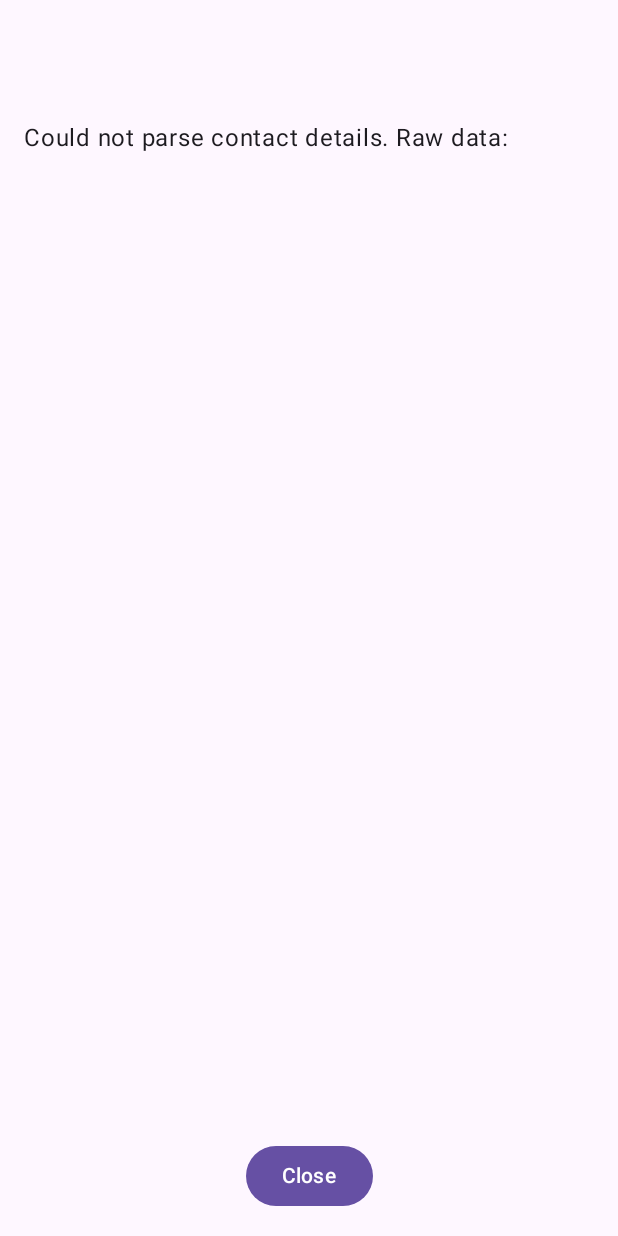
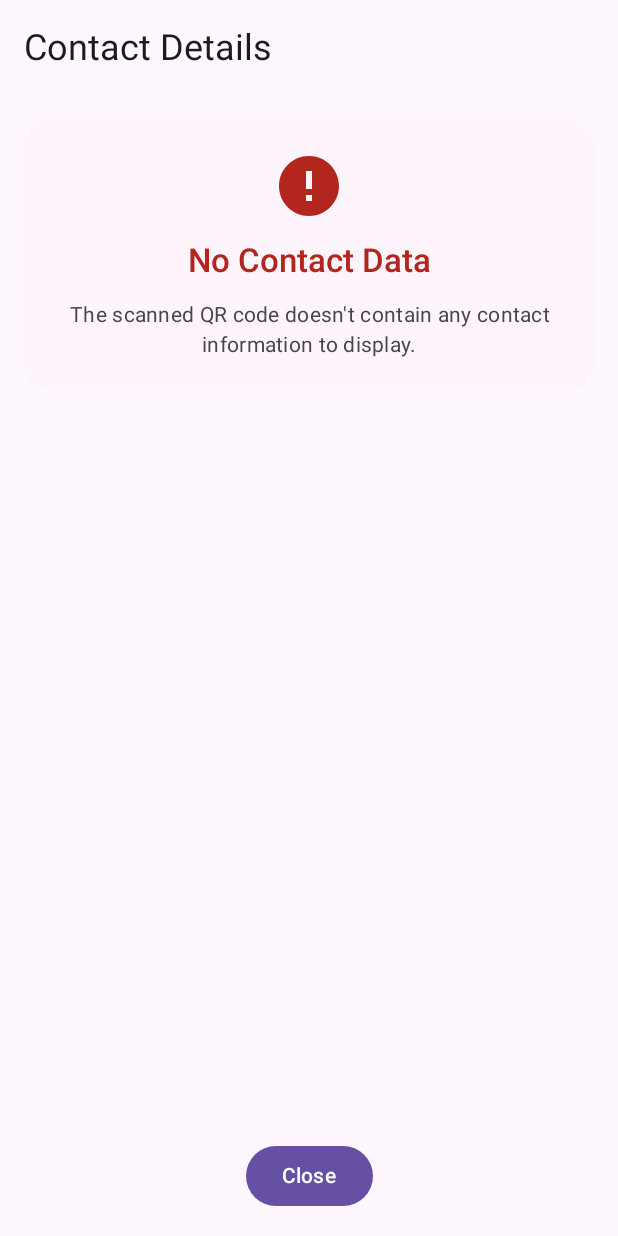
Before and after one commit to aubynsamuel/cardIt, an Android app built with Jetpack Compose: the composable ContactScreen called with empty values, on a phone screen of 412 x 824 dp. Run offline under Robolectric (Android 15) with nearby library versions, the phone set to English and light mode, and no system bars; our stand-ins replace Dagger/Hilt's generated code; 3 statements that could not run were skipped.

Commit message:
fix: show error card for null or invalid scanned data

```diff
--- /dev/null
+++ b/app/src/main/java/com/aubynsamuel/cardit/presentation/components/ErrorCard.kt
@@ -0,0 +1,97 @@
+package com.aubynsamuel.cardit.presentation.components
+
+import androidx.compose.foundation.background
+import androidx.compose.foundation.layout.Arrangement
+import androidx.compose.foundation.layout.Box
+import androidx.compose.foundation.layout.Column
+import androidx.compose.foundation.layout.fillMaxWidth
+import androidx.compose.foundation.layout.padding
+import androidx.compose.foundation.layout.size
+import androidx.compose.foundation.shape.RoundedCornerShape
+import androidx.compose.material.icons.Icons
+import androidx.compose.material.icons.filled.Error
+import androidx.compose.material3.Card
+import androidx.compose.material3.CardDefaults
+import androidx.compose.material3.Icon
+import androidx.compose.material3.MaterialTheme
+import androidx.compose.material3.OutlinedButton
+import androidx.compose.material3.Text
+import androidx.compose.runtime.Composable
+import androidx.compose.ui.Alignment
+import androidx.compose.ui.Modifier
+import androidx.compose.ui.text.font.FontWeight
+import androidx.compose.ui.text.style.TextAlign
+import androidx.compose.ui.unit.dp
+
+@Composable
+fun ErrorCard(
+    title: String,
+    message: String,
+    onRetry: (() -> Unit)? = null,
+    showRawData: Boolean = false,
+    rawData: String = "",
+) {
+    Card(
+        modifier = Modifier.fillMaxWidth(),
+        colors = CardDefaults.cardColors(
+            containerColor = MaterialTheme.colorScheme.errorContainer.copy(alpha = 0.1f)
+        ),
+        shape = RoundedCornerShape(16.dp)
+    ) {
+        Column(
+            modifier = Modifier
+                .fillMaxWidth()
+                .padding(20.dp),
+            horizontalAlignment = Alignment.CenterHorizontally,
+            verticalArrangement = Arrangement.spacedBy(12.dp)
+        ) {
+            Icon(
+                Icons.Default.Error,
+                contentDescription = null,
+                tint = MaterialTheme.colorScheme.error,
+                modifier = Modifier.size(48.dp)
+            )
+
+            Text(
+                text = title,
+                style = MaterialTheme.typography.titleLarge.copy(
+                    fontWeight = FontWeight.SemiBold
+                ),
+                color = MaterialTheme.colorScheme.error,
+                textAlign = TextAlign.Center
+            )
+
+            Text(
+                text = message,
+                style = MaterialTheme.typography.bodyMedium,
+                color = MaterialTheme.colorScheme.onSurfaceVariant,
+                textAlign = TextAlign.Center
+            )
+
+            if (showRawData && rawData.isNotBlank()) {
+                Box(
+                    modifier = Modifier
+                        .fillMaxWidth()
+                        .background(
+                            MaterialTheme.colorScheme.surfaceVariant.copy(alpha = 0.5f),
+                            RoundedCornerShape(8.dp)
+                        )
+                        .padding(12.dp)
+                ) {
+                    Text(
+                        text = "Raw data: $rawData",
+                        style = MaterialTheme.typography.bodySmall,
+                        color = MaterialTheme.colorScheme.onSurfaceVariant,
+                        maxLines = 3
+                    )
+                }
+            }
+
+            onRetry?.let {
+                OutlinedButton(onClick = it) {
+                    Text("Try Again")
+                }
+            }
+        }
+    }
+}
--- a/app/src/main/java/com/aubynsamuel/cardit/presentation/screens/ContactScreen.kt
+++ b/app/src/main/java/com/aubynsamuel/cardit/presentation/screens/ContactScreen.kt
@@ -31,6 +31,8 @@ import androidx.compose.ui.platform.LocalUriHandler
 import androidx.compose.ui.text.AnnotatedString
 import androidx.compose.ui.unit.dp
 import com.aubynsamuel.cardit.domain.model.UserProfile
+import com.aubynsamuel.cardit.presentation.components.ErrorCard
+import com.aubynsamuel.cardit.presentation.utils.validateContactDetails
 import com.google.gson.Gson
 
 @OptIn(ExperimentalMaterial3Api::class)
@@ -41,21 +43,44 @@ fun ContactScreen(
 ) {
     var displayedProfile by remember { mutableStateOf<UserProfile?>(null) }
     var errorParsing by remember { mutableStateOf(false) }
+    var isEmpty by remember { mutableStateOf(false) }
     val uriHandler = LocalUriHandler.current
 
     LaunchedEffect(scannedData) {
         try {
-            displayedProfile = Gson().fromJson(scannedData, UserProfile::class.java)
+            if (scannedData.isBlank()) {
+                isEmpty = true
                 errorParsing = false
-        } catch (e: Exception) {
+                displayedProfile = null
+                return@LaunchedEffect
+            }
+
+            val profile = Gson().fromJson(scannedData, UserProfile::class.java)
+
+            // Check if all shareable fields are empty
+            val hasAnyData = validateContactDetails(profile)
+
+            if (!hasAnyData) {
+                isEmpty = true
+                errorParsing = false
+                displayedProfile = null
+            } else {
+                displayedProfile = profile
+                errorParsing = false
+                isEmpty = false
+            }
+        } catch (_: Exception) {
             errorParsing = true
+            isEmpty = false
+            displayedProfile = null
         }
     }
+
     Scaffold(
         topBar = {
             TopAppBar(title = {
                 Text(
-                    displayedProfile?.fullName ?: "",
+                    displayedProfile?.fullName ?: "Contact Details",
                     style = MaterialTheme.typography.headlineSmall
                 )
             })
@@ -69,12 +94,27 @@ fun ContactScreen(
                 .animateContentSize(),
             verticalArrangement = Arrangement.spacedBy(25.dp)
         ) {
-            if (errorParsing || displayedProfile == null) {
-                Text("Could not parse contact details. Raw data:")
-                Text(scannedData)
-            } else {
+            when {
+                isEmpty -> {
+                    ErrorCard(
+                        title = "No Contact Data",
+                        message = "The scanned QR code doesn't contain any contact information to display.",
+                        onRetry = null
+                    )
+                }
+
+                errorParsing -> {
+                    ErrorCard(
+                        title = "Invalid QR Code",
+                        message = "Could not read the contact details from this QR code. Please try scanning again.",
+                        onRetry = null,
+                        showRawData = true,
+                        rawData = scannedData
+                    )
+                }
+
+                displayedProfile != null -> {
                     val profile = displayedProfile!!
-//                Text(profile.fullName, style = MaterialTheme.typography.headlineSmall)
 
                     if (profile.sharePhoneNumber && profile.phoneNumber.isNotBlank()) {
                         RowItems {
@@ -134,6 +174,8 @@ fun ContactScreen(
                         }
                     }
                 }
+            }
+
 
             Spacer(Modifier.weight(1f))
 
```
Lines whose indentation alone changed are shown as unchanged.
